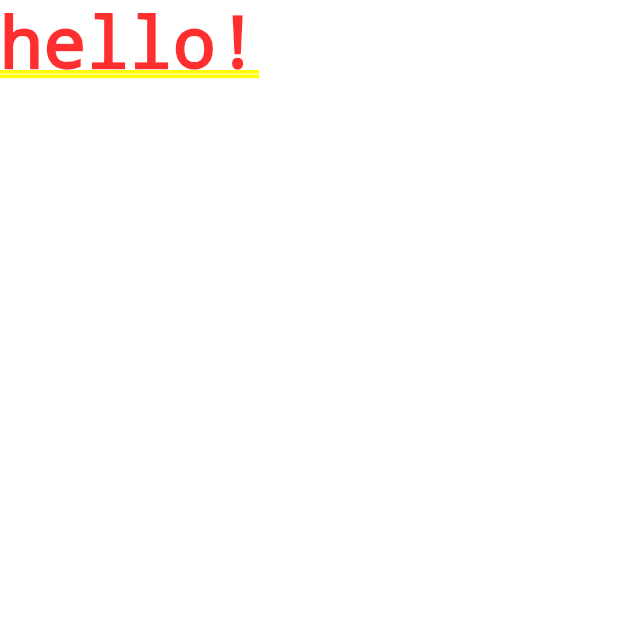
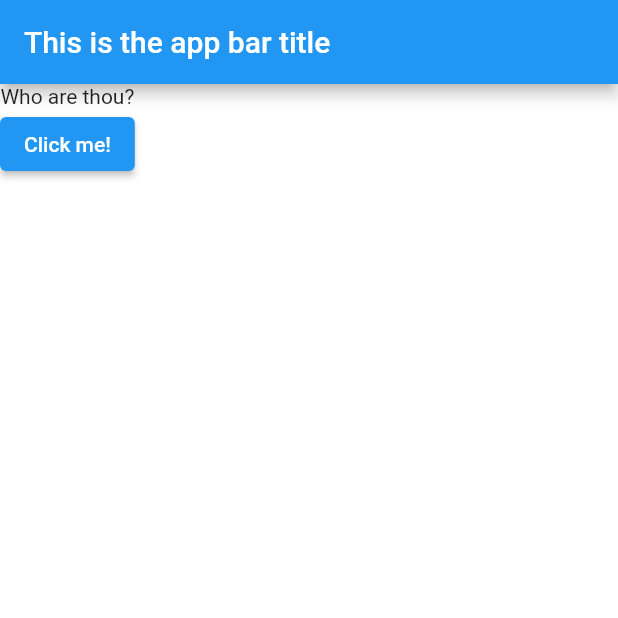
Before and after one commit to kurayami07734/FlutterProjects, a Flutter app: the screen it shows after launch, on a phone screen of 412 x 824 dp, the top half of it. Run offline on Flutter 3.47's test engine with Material 2 defaults, Android fonts, the light colour scheme and no system bars.

Commit message:
learned about buttons & got one to flip b/w strings

```diff
--- a/first_app/lib/main.dart
+++ b/first_app/lib/main.dart
@@ -4,10 +4,36 @@ void main() {
   runApp(MyApp());
 }
 
-class MyApp extends StatelessWidget {
+class MyApp extends StatefulWidget {
+  @override
+  State<StatefulWidget> createState() {
+    return MyAppState();
+  }
+}
+
+class MyAppState extends State<MyApp> {
+  int questionIndex = 0;
+  void CheckAnswer() {
+    setState(() => {questionIndex = (questionIndex + 1) % 2});
+  }
+
+  List<String> questions = [
+    "Who are thou?",
+    "What is thy name?",
+  ];
+  @override
   Widget build(BuildContext context) {
     return MaterialApp(
-      home: Text("hello!"),
+      home: Scaffold(
+        backgroundColor: Colors.white,
+        appBar: AppBar(title: Text("This is the app bar title")),
+        body: Column(
+          children: [
+            Text(questions[questionIndex]),
+            ElevatedButton(child: Text("Click me!"), onPressed: CheckAnswer),
+          ],
+        ),
+      ),
     );
   }
 }
```
